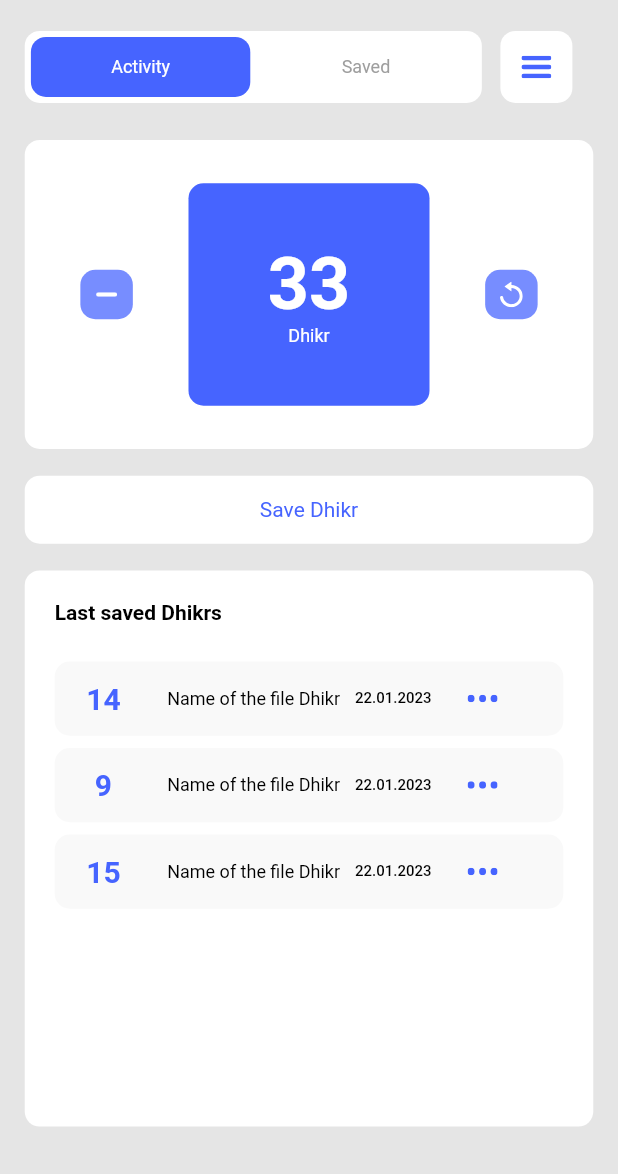
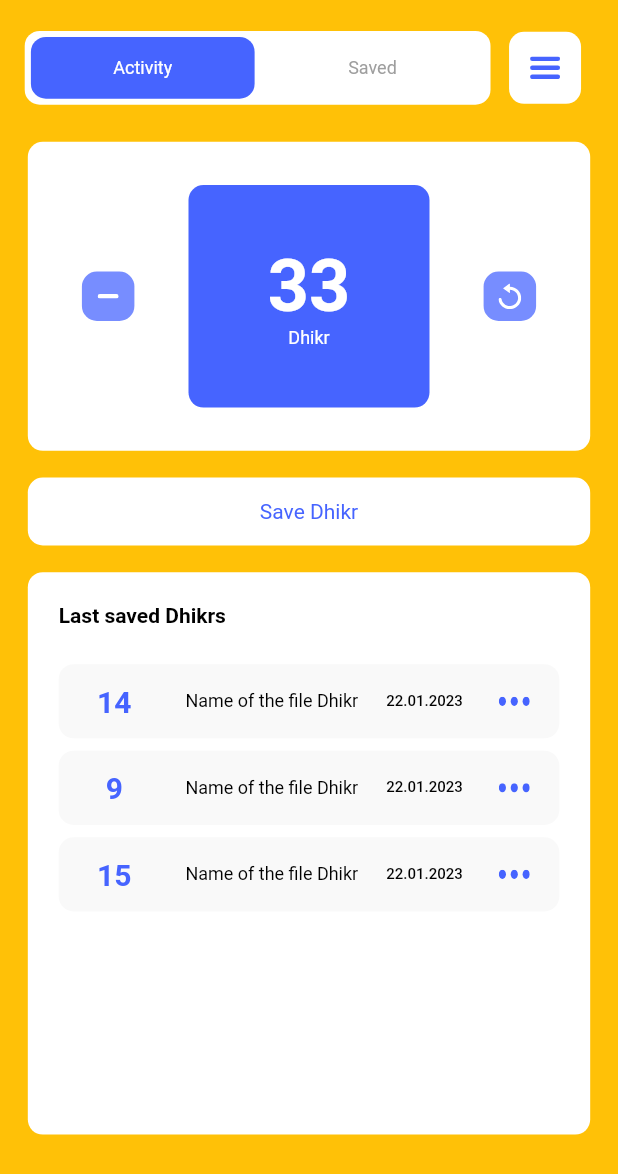
Before and after one commit to Kuzetov-Alexander/project_tasbik, a Flutter app: the screen it shows after launch, on a phone screen of 412 x 824 dp. Shown: the top 1174 px of the screen. Run offline on Flutter 3.47's test engine with Material 2 defaults, Android fonts, the phone set to English and light mode, and no system bars; our stand-ins replace flutter_svg, sizer.

Commit message:
28.01.2023

```diff
--- a/lib/main.dart
+++ b/lib/main.dart
@@ -35,16 +35,22 @@ class _MyHomePageState extends State<MyHomePage> {
   @override
   Widget build(BuildContext context) {
     return Scaffold(
-      backgroundColor: const Color(0xffE5E5E5),
+      backgroundColor: Colors.amber,
+      // const Color(0xffE5E5E5),
       body: SafeArea(
         child: Padding(
           padding: EdgeInsets.symmetric(vertical: 5.w, horizontal: 2.h),
+          child: SingleChildScrollView(
+            physics: SizerUtil.orientation == Orientation.portrait
+                ? const NeverScrollableScrollPhysics()
+                : null,
             child: Column(
               children: [
                 Row(
                   children: [
                     Container(
-                    padding: EdgeInsets.symmetric(vertical: 4, horizontal: 1.w),
+                      padding:
+                          EdgeInsets.symmetric(vertical: 4, horizontal: 1.w),
                       decoration: BoxDecoration(
                         borderRadius: BorderRadius.circular(10),
                         color: const Color(0xffFFFFFF),
@@ -53,7 +59,7 @@ class _MyHomePageState extends State<MyHomePage> {
                         children: [
                           TextButton(
                             onPressed: () {
-                            if (_switcher == true) {
+                              if (_switcher) {
                                 setState(() {
                                   _switcher = !_switcher;
                                 });
@@ -66,10 +72,14 @@ class _MyHomePageState extends State<MyHomePage> {
                                       const Color(0xff4664FF))
                                   : MaterialStateProperty.all(
                                       const Color(0xffFFFFFF)),
-                            minimumSize:
-                                MaterialStateProperty.all(Size(35.5.w, 40)),
-                            maximumSize:
-                                MaterialStateProperty.all(Size(35.5.w, 40)),
+                              minimumSize: MaterialStateProperty.all(Size(
+                                  mapperOrientation(
+                                      portrait: 36.2.w, landscape: 94.6.w),
+                                  5.h)),
+                              maximumSize: MaterialStateProperty.all(Size(
+                                  mapperOrientation(
+                                      portrait: 36.2.w, landscape: 94.6.w),
+                                  5.h)),
                               shape: MaterialStateProperty.all(
                                 RoundedRectangleBorder(
                                   borderRadius: BorderRadius.circular(10),
@@ -78,7 +88,7 @@ class _MyHomePageState extends State<MyHomePage> {
                             ),
                             child: Text(
                               'Activity',
-                            style: _switcher == true
+                              style: _switcher
                                   ? const TextStyle(
                                       color: Color(0xff9E9E9E),
                                       fontSize: 12,
@@ -89,7 +99,9 @@ class _MyHomePageState extends State<MyHomePage> {
                                       fontWeight: FontWeight.w400),
                             ),
                           ),
-                        const SizedBox(width: 4),
+                          OrientationBuilder(builder: (context, orientation) {
+                            return const SizedBox(width: 4);
+                          }),
                           TextButton(
                             onPressed: () {
                               if (_switcher == false) {
@@ -100,15 +112,19 @@ class _MyHomePageState extends State<MyHomePage> {
                             },
                             style: ButtonStyle(
                               tapTargetSize: MaterialTapTargetSize.shrinkWrap,
-                            backgroundColor: _switcher == true
+                              backgroundColor: _switcher
                                   ? MaterialStateProperty.all(
                                       const Color(0xff4664FF))
                                   : MaterialStateProperty.all(
                                       const Color(0xffFFFFFF)),
-                            minimumSize:
-                                MaterialStateProperty.all(Size(35.5.w, 40)),
-                            maximumSize:
-                                MaterialStateProperty.all(Size(35.5.w, 40)),
+                              minimumSize: MaterialStateProperty.all(Size(
+                                  mapperOrientation(
+                                      portrait: 36.2.w, landscape: 94.6.w),
+                                  5.h)),
+                              maximumSize: MaterialStateProperty.all(Size(
+                                  mapperOrientation(
+                                      portrait: 36.2.w, landscape: 94.6.w),
+                                  5.h)),
                               shape: MaterialStateProperty.all(
                                 RoundedRectangleBorder(
                                   borderRadius: BorderRadius.circular(10),
@@ -140,10 +156,16 @@ class _MyHomePageState extends State<MyHomePage> {
                       child: IconButton(
                         style: ButtonStyle(
                           elevation: MaterialStateProperty.all(0),
-                        backgroundColor:
-                            MaterialStateProperty.all(const Color(0xffFFFFFF)),
-                        minimumSize: MaterialStateProperty.all(Size(15.w, 48)),
-                        maximumSize: MaterialStateProperty.all(Size(15.w, 48)),
+                          backgroundColor: MaterialStateProperty.all(
+                              const Color(0xffFFFFFF)),
+                          minimumSize: MaterialStateProperty.all(Size(
+                              mapperOrientation(
+                                  portrait: 15.w, landscape: 15.w),
+                              6.h)),
+                          maximumSize: MaterialStateProperty.all(Size(
+                              mapperOrientation(
+                                  portrait: 15.w, landscape: 15.w),
+                              6.h)),
                           shape: MaterialStateProperty.all(
                             RoundedRectangleBorder(
                               borderRadius: BorderRadius.circular(10),
@@ -167,17 +189,55 @@ class _MyHomePageState extends State<MyHomePage> {
                     ? const SizedBox()
                     : TextButton(
                         style: ButtonStyle(
-                        backgroundColor:
-                            MaterialStateProperty.all(const Color(0xffFFFFFF)),
-                        fixedSize:
-                            MaterialStateProperty.all(Size(100.w, 5.5.h)),
+                          backgroundColor: MaterialStateProperty.all(
+                              const Color(0xffFFFFFF)),
+                          fixedSize: MaterialStateProperty.all(Size(
+                              mapperOrientation(
+                                  portrait: 91.w, landscape: 208.w),
+                              5.5.h)),
                           shape: MaterialStateProperty.all(
                             RoundedRectangleBorder(
                               borderRadius: BorderRadius.circular(10),
                             ),
                           ),
                         ),
-                      onPressed: () {},
+                        onPressed: () {
+                          showDialog<void>(
+                            barrierDismissible: false,
+                            context: context,
+                            builder: (context) => AlertDialog(
+                              shape: RoundedRectangleBorder(
+                                  borderRadius: BorderRadius.circular(30)),
+                              alignment: Alignment.center,
+                              actionsAlignment: MainAxisAlignment.spaceEvenly,
+                              elevation: 24,
+                              title: const Text(
+                                'Save Dhikr',
+                                textAlign: TextAlign.center,
+                              ),
+                              content: const Text(
+                                'Confirm action?',
+                                textAlign: TextAlign.center,
+                              ),
+                              actions: [
+                                FloatingActionButton(
+                                  onPressed: () {
+                                    Navigator.pop(context);
+                                  },
+                                  backgroundColor: const Color(0xff4664FF),
+                                  child: const Text('Yes'),
+                                ),
+                                FloatingActionButton(
+                                  onPressed: () {
+                                    Navigator.pop(context);
+                                  },
+                                  backgroundColor: const Color(0xff4664FF),
+                                  child: const Text('No'),
+                                )
+                              ],
+                            ),
+                          );
+                        },
                         child: const Text(
                           'Save Dhikr',
                           style: TextStyle(
@@ -187,9 +247,11 @@ class _MyHomePageState extends State<MyHomePage> {
                         ),
                       ),
                 _switcher ? const SizedBox() : SizedBox(height: 2.h),
-              _switcher
-                  ? Expanded(
-                      child: Container(
+                Container(
+                  width: mapperOrientation(portrait: 91.w, landscape: 208.w),
+                  height: _switcher
+                      ? mapperOrientation(portrait: 80.3.h, landscape: 64.w)
+                      : mapperOrientation(portrait: 45.5.h, landscape: 64.w),
                   decoration: const ShapeDecoration(
                     shape: RoundedRectangleBorder(
                       borderRadius: BorderRadius.all(
@@ -199,8 +261,11 @@ class _MyHomePageState extends State<MyHomePage> {
                     color: Color(0xffFFFFFF),
                   ),
                   child: Padding(
-                          padding: const EdgeInsets.symmetric(
-                              horizontal: 20, vertical: 20),
+                    padding: EdgeInsets.symmetric(
+                        horizontal:
+                            mapperOrientation(portrait: 5.w, landscape: 20.w),
+                        vertical:
+                            mapperOrientation(portrait: 5.w, landscape: 5.w)),
                     child: Column(
                       children: [
                         Row(
@@ -214,7 +279,9 @@ class _MyHomePageState extends State<MyHomePage> {
                             ),
                           ],
                         ),
-                              SizedBox(height: 3.h),
+                        SizedBox(
+                            height: mapperOrientation(
+                                portrait: 3.h, landscape: 1.h)),
                         const SmallContainer(
                           number: 14,
                         ),
@@ -230,54 +297,18 @@ class _MyHomePageState extends State<MyHomePage> {
                     ),
                   ),
                 ),
-                    )
-                  : Container(
-                      decoration: const ShapeDecoration(
-                        shape: RoundedRectangleBorder(
-                          borderRadius: BorderRadius.all(
-                            Radius.circular(10.0),
-                          ),
-                        ),
-                        color: Color(0xffFFFFFF),
-                      ),
-                      width: 100.w,
-                      height: 45.h,
-                      child: Padding(
-                        padding: const EdgeInsets.symmetric(
-                            horizontal: 20, vertical: 20),
-                        child: Column(
-                          children: [
-                            Row(
-                              children: const [
-                                Text(
-                                  'Last saved Dhikrs',
-                                  style: TextStyle(
-                                      fontWeight: FontWeight.w700,
-                                      fontSize: 14,
-                                      color: Colors.black),
-                                ),
               ],
             ),
-                            SizedBox(height: 3.h),
-                            const SmallContainer(
-                              number: 14,
-                            ),
-                            SizedBox(height: 1.h),
-                            const SmallContainer(
-                              number: 9,
-                            ),
-                            SizedBox(height: 1.h),
-                            const SmallContainer(
-                              number: 15,
-                            ),
-                          ],
-                        ),
-                      ),
-                    )
-            ],
           ),
         ),
       ),
     );
   }
 }
+
+T mapperOrientation<T>({required T portrait, required T landscape}) {
+  if (SizerUtil.orientation == Orientation.portrait) {
+    return portrait;
+  }
+  return landscape;
+}
--- a/lib/widgets/counter_widget.dart
+++ b/lib/widgets/counter_widget.dart
@@ -1,6 +1,7 @@
 import 'package:flutter/material.dart';
 import 'package:flutter_svg/flutter_svg.dart';
 import 'package:sizer/sizer.dart';
+import 'package:tasbix/main.dart';
 
 class CounterWidget extends StatefulWidget {
   const CounterWidget({
@@ -25,15 +26,25 @@ class _CounterWidgetState extends State<CounterWidget> {
         ),
         color: Color(0xffFFFFFF),
       ),
-      width: 100.w,
+      width: mapperOrientation(portrait: 91.w, landscape: 208.w),
       height: 25.h,
       child: Row(
         mainAxisAlignment: MainAxisAlignment.spaceEvenly,
         children: [
           TextButton(
             style: ButtonStyle(
-              minimumSize: MaterialStateProperty.all(Size(35, 4.h)),
-              maximumSize: MaterialStateProperty.all(Size(35, 4.h)),
+              minimumSize: MaterialStateProperty.all(
+                mapperOrientation(
+                  portrait: Size(35, 4.h),
+                  landscape: Size(13.w, 13.w),
+                ),
+              ),
+              maximumSize: MaterialStateProperty.all(
+                mapperOrientation(
+                  portrait: Size(35, 4.h),
+                  landscape: Size(13.w, 13.w),
+                ),
+              ),
               shape: MaterialStateProperty.all(
                 RoundedRectangleBorder(
                   borderRadius: BorderRadius.circular(10),
@@ -51,8 +62,15 @@ class _CounterWidgetState extends State<CounterWidget> {
               'assets/images/remove.svg',
             ),
           ),
-          Container(
-            width: 39.w,
+          InkWell(
+            onTap: () {
+              setState(() {
+                counter++;
+              });
+            },
+            child: Container(
+              width: mapperOrientation(portrait: 39.w, landscape: 60.w),
+              // 39.w,
               height: 18.h,
               decoration: const ShapeDecoration(
                 shape: RoundedRectangleBorder(
@@ -83,10 +101,21 @@ class _CounterWidgetState extends State<CounterWidget> {
                 ],
               ),
             ),
+          ),
           TextButton(
             style: ButtonStyle(
-              minimumSize: MaterialStateProperty.all(Size(35, 4.h)),
-              maximumSize: MaterialStateProperty.all(Size(35, 4.h)),
+              minimumSize: MaterialStateProperty.all(
+                mapperOrientation(
+                  portrait: Size(35, 4.h),
+                  landscape: Size(13.w, 13.w),
+                ),
+              ),
+              maximumSize: MaterialStateProperty.all(
+                mapperOrientation(
+                  portrait: Size(35, 4.h),
+                  landscape: Size(13.w, 13.w),
+                ),
+              ),
               shape: MaterialStateProperty.all(
                 RoundedRectangleBorder(
                   borderRadius: BorderRadius.circular(10),
--- a/lib/widgets/small_container.dart
+++ b/lib/widgets/small_container.dart
@@ -1,12 +1,18 @@
 import 'package:flutter/material.dart';
 import 'package:flutter_svg/flutter_svg.dart';
 import 'package:sizer/sizer.dart';
+import 'package:tasbix/main.dart';
 
-class SmallContainer extends StatelessWidget {
+class SmallContainer extends StatefulWidget {
   const SmallContainer({Key? key, required this.number}) : super(key: key);
 
   final int number;
 
+  @override
+  State<SmallContainer> createState() => _SmallContainerState();
+}
+
+class _SmallContainerState extends State<SmallContainer> {
   @override
   Widget build(BuildContext context) {
     return Container(
@@ -18,15 +24,16 @@ class SmallContainer extends StatelessWidget {
         ),
         color: Color(0xffF9F9F9),
       ),
-      width: 90.w,
+      width: mapperOrientation(portrait: 90.w, landscape: 150.w),
       height: 6.h,
       child: Row(
         children: [
-          const SizedBox(width: 20),
+          SizedBox(width: 5.5.w),
           SizedBox(
-            width: 25,
+            width: 7.w,
             child: Text(
-              '$number',
+              '${widget.number}',
+              maxLines: 3,
               style: const TextStyle(
                   fontWeight: FontWeight.w700,
                   fontSize: 20,
@@ -34,35 +41,35 @@ class SmallContainer extends StatelessWidget {
               textAlign: TextAlign.center,
             ),
           ),
-          const SizedBox(width: 30),
-          const Text(
-            'Name of the file Dhikr',
-            style: TextStyle(
-                fontWeight: FontWeight.w400, fontSize: 12, color: Colors.black),
+          SizedBox(width: 8.w),
+          SizedBox(
+            width: mapperOrientation(portrait: 30.w, landscape: 97.w),
+            child: const Text(
+              'Name of the file Dhikr',
+              maxLines: 3,
+              style: TextStyle(
+                  fontWeight: FontWeight.w400,
+                  fontSize: 12,
+                  color: Colors.black),
+            ),
           ),
-          const SizedBox(width: 10),
+          SizedBox(width: 2.5.w),
           const Text(
             '22.01.2023',
             style: TextStyle(
                 fontWeight: FontWeight.w500, fontSize: 10, color: Colors.black),
             //  Color(0xff9F9F9F)),
           ),
-          const SizedBox(width: 10),
+          SizedBox(width: 2.5.w),
           IconButton(
-            iconSize: 30,
             enableFeedback: true,
-
             focusColor: Colors.green,
             splashColor: Colors.green,
-            // style: ButtonStyle(
-            //   fixedSize:
-            //       MaterialStateProperty.all(Size(20, 15)),
-            // ),
             onPressed: () {},
             icon: SvgPicture.asset(
               'assets/images/setting.svg',
-              width: 20,
-              height: 5,
+              width: 5.w,
+              height: 1.5.w,
               fit: BoxFit.fill,
             ),
           ),
```
Also changed, not shown: lib/widgets/buttons_widget.dart (deleted, +0 -135 lines). Lines whose indentation alone changed are shown as unchanged.
